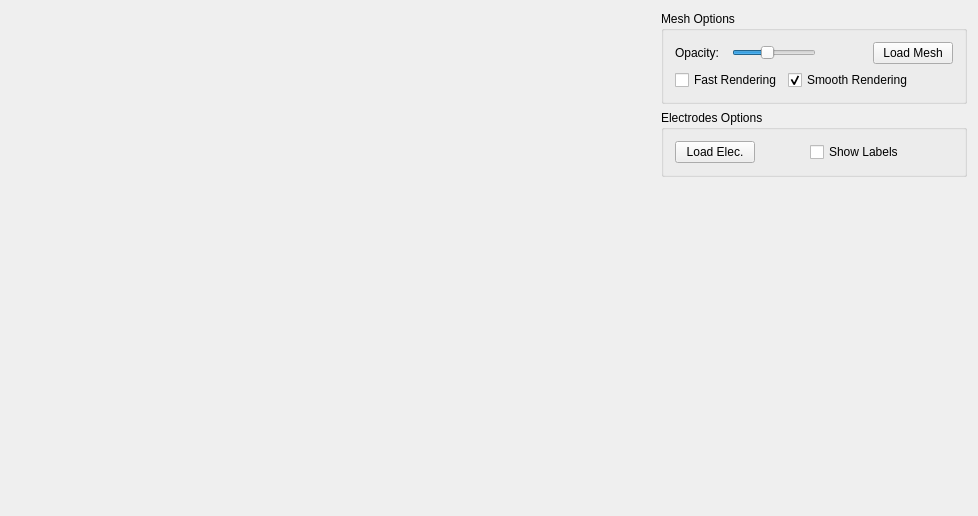
HIP-infrastructure/anywave-code, file src/AnyWave/3DViewer/AwSEEGWidget.ui: the form before one commit.
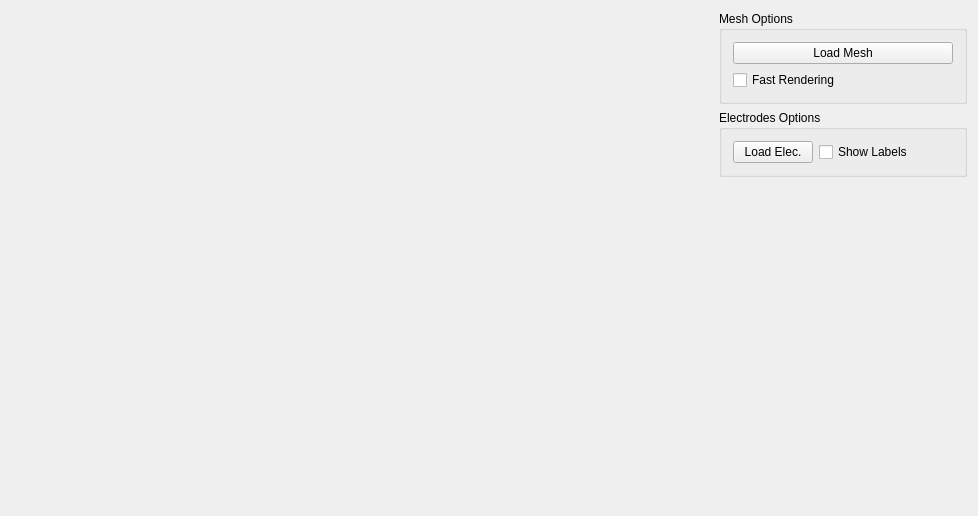
The form after the commit. Icons and pictures are not drawn.

Commit message: SEEG View improved to handle all freesurfer surfaces

The edit to the form file:
```diff
--- a/src/AnyWave/3DViewer/AwSEEGWidget.ui
+++ b/src/AnyWave/3DViewer/AwSEEGWidget.ui
@@ -46,58 +46,10 @@
          <layout class="QVBoxLayout" name="verticalLayout">
           <item>
            <layout class="QHBoxLayout" name="horizontalLayout">
-            <item>
-             <widget class="QLabel" name="label">
-              <property name="sizePolicy">
-               <sizepolicy hsizetype="Expanding" vsizetype="Fixed">
-                <horstretch>0</horstretch>
-                <verstretch>0</verstretch>
-               </sizepolicy>
-              </property>
-              <property name="text">
-               <string>Opacity:</string>
-              </property>
-             </widget>
-            </item>
-            <item>
-             <widget class="QSlider" name="sliderOpacity">
-              <property name="sizePolicy">
-               <sizepolicy hsizetype="Expanding" vsizetype="Fixed">
-                <horstretch>0</horstretch>
-                <verstretch>0</verstretch>
-               </sizepolicy>
-              </property>
-              <property name="maximum">
-               <number>100</number>
-              </property>
-              <property name="value">
-               <number>40</number>
-              </property>
-              <property name="orientation">
-               <enum>Qt::Horizontal</enum>
-              </property>
-              <property name="tickPosition">
-               <enum>QSlider::NoTicks</enum>
-              </property>
-             </widget>
-            </item>
-            <item>
-             <spacer name="horizontalSpacer_2">
-              <property name="orientation">
-               <enum>Qt::Horizontal</enum>
-              </property>
-              <property name="sizeHint" stdset="0">
-               <size>
-                <width>40</width>
-                <height>20</height>
-               </size>
-              </property>
-             </spacer>
-            </item>
             <item>
              <widget class="QPushButton" name="buttonLoadMesh">
               <property name="sizePolicy">
-               <sizepolicy hsizetype="Preferred" vsizetype="Fixed">
+               <sizepolicy hsizetype="Preferred" vsizetype="Preferred">
                 <horstretch>0</horstretch>
                 <verstretch>0</verstretch>
                </sizepolicy>
@@ -118,16 +70,6 @@
               </property>
              </widget>
             </item>
-            <item>
-             <widget class="QCheckBox" name="checkBoxSmooth">
-              <property name="text">
-               <string>Smooth Rendering</string>
-              </property>
-              <property name="checked">
-               <bool>true</bool>
-              </property>
-             </widget>
-            </item>
             <item>
              <spacer name="horizontalSpacer_4">
               <property name="orientation">
@@ -176,19 +118,6 @@
               </property>
              </widget>
             </item>
-            <item>
-             <spacer name="horizontalSpacer_3">
-              <property name="orientation">
-               <enum>Qt::Horizontal</enum>
-              </property>
-              <property name="sizeHint" stdset="0">
-               <size>
-                <width>40</width>
-                <height>20</height>
-               </size>
-              </property>
-             </spacer>
-            </item>
             <item>
              <widget class="QCheckBox" name="checkBoxShowLabels">
               <property name="sizePolicy">
```
Left out of the diff: 32 changed lines with no effect on the pictures. The commit also changes 7 other files.
